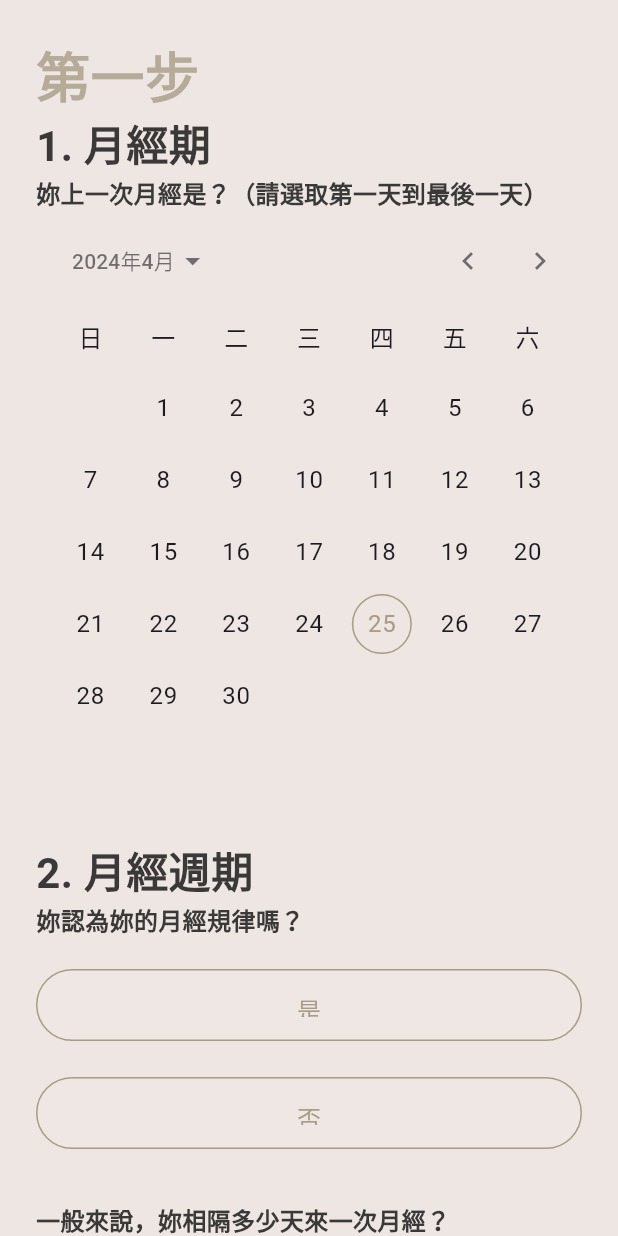
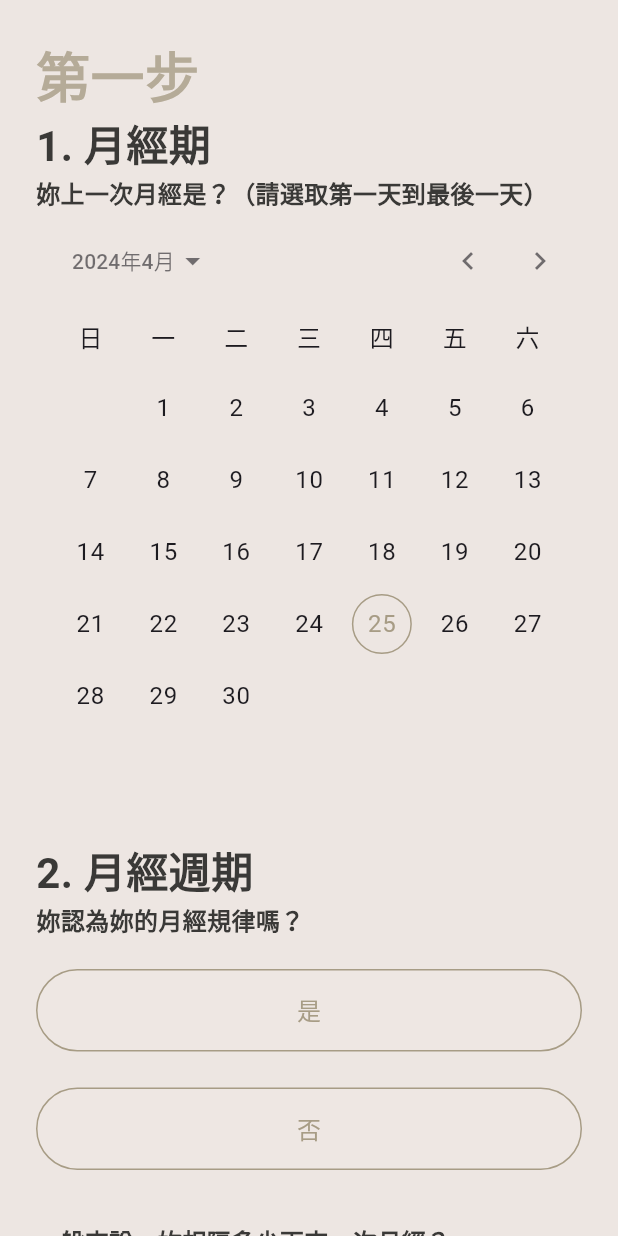
Before and after one commit to samuelchanx/lixi-app, a Flutter app: the QuestionnairePage screen opened by its route, on a phone screen of 412 x 824 dp. Run offline on Flutter 3.47's test engine with Material 3 defaults, Android fonts, the phone set to English and light mode, and no system bars; drawn by our look-alikes of calendar_date_picker2; our stand-ins replace animate_do, csv, dartx, flutter_hooks, freezed_annotation, gap and 5 more; accounts and stored records are empty.

Commit message:
ui: fix unable to show all text in elevated buttons

```diff
--- a/lib/ui/theme/theme_data.dart
+++ b/lib/ui/theme/theme_data.dart
@@ -17,7 +17,7 @@ final appTheme = baseTheme.copyWith(
   ),
   elevatedButtonTheme: ElevatedButtonThemeData(
     style: ElevatedButton.styleFrom(
-      maximumSize: const Size.fromHeight(48),
+      maximumSize: const Size.fromHeight(60),
     ),
   ),
   textTheme: GoogleFonts.gildaDisplayTextTheme()
```
